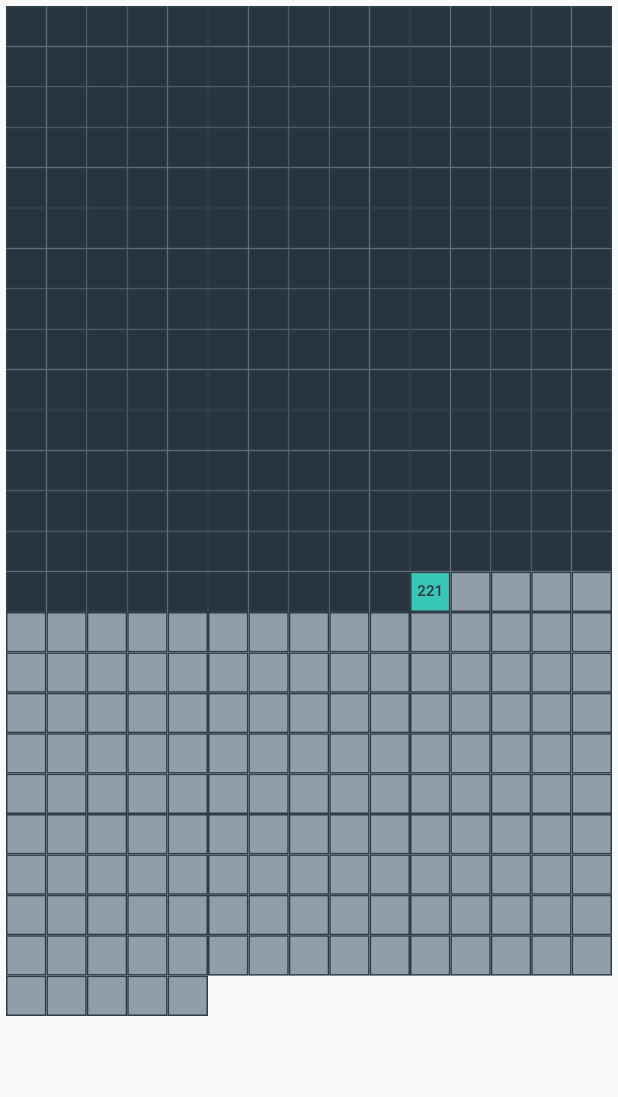
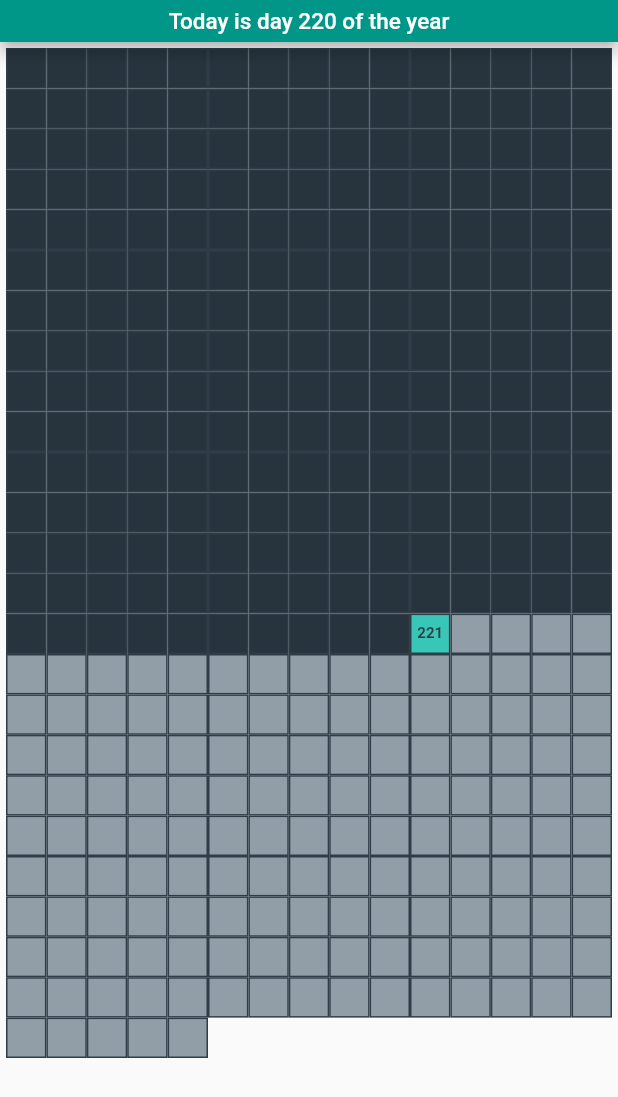
Before and after one commit to kokuraxc/wholeyear, a Flutter app: the screen it shows after launch, on a phone screen of 412 x 824 dp. Shown: the top 1097 px of the screen. Run offline on Flutter 3.47's test engine with Material 2 defaults, Android fonts, the phone set to English and light mode, and no system bars.

Commit message:
enabled appbar and adjusted appbar height for my one plus 3t

```diff
--- a/lib/main.dart
+++ b/lib/main.dart
@@ -9,15 +9,6 @@ class MyApp extends StatelessWidget {
     return MaterialApp(
       title: 'Whole Year In a Page',
       theme: ThemeData(
-        // This is the theme of your application.
-        //
-        // Try running your application with "flutter run". You'll see the
-        // application has a blue toolbar. Then, without quitting the app, try
-        // changing the primarySwatch below to Colors.green and then invoke
-        // "hot reload" (press "r" in the console where you ran "flutter run",
-        // or simply save your changes to "hot reload" in a Flutter IDE).
-        // Notice that the counter didn't reset back to zero; the application
-        // is not restarted.
         primarySwatch: Colors.teal,
       ),
       home: MyHomePage(),
@@ -27,15 +18,6 @@ class MyApp extends StatelessWidget {
 
 class MyHomePage extends StatefulWidget {
   MyHomePage({Key key}) : super(key: key);
-
-  // This widget is the home page of your application. It is stateful, meaning
-  // that it has a State object (defined below) that contains fields that affect
-  // how it looks.
-
-  // This class is the configuration for the state. It holds the values (in this
-  // case the title) provided by the parent (in this case the App widget) and
-  // used by the build method of the State. Fields in a Widget subclass are
-  // always marked "final".
 
   @override
   _MyHomePageState createState() => _MyHomePageState();
@@ -58,49 +40,30 @@ class _MyHomePageState extends State<MyHomePage> {
 
   @override
   void initState() {
-    // TODO: implement initState
     today = DateTime.now();
 //    today = DateTime(2019, 1, 35);
     daysCount = DateTime(today.year + 1, 1, 1)
         .difference(DateTime(today.year, 1, 1))
         .inDays;
     todayDays = today.difference(DateTime(today.year, 1, 1)).inDays;
-    print(today.day);
-    print(daysCount);
     super.initState();
   }
 
   @override
   Widget build(BuildContext context) {
-    // This method is rerun every time setState is called, for instance as done
-    // by the _incrementCounter method above.
-    //
-    // The Flutter framework has been optimized to make rerunning build methods
-    // fast, so that you can just rebuild anything that needs updating rather
-    // than having to individually change instances of widgets.
     return Scaffold(
-//      appBar: AppBar(
-//        // Here we take the value from the MyHomePage object that was created by
-//        // the App.build method, and use it to set our appbar title.
-////        title: Text('Today is day $todayDays of the year'),
-////        title: RichText(
-////          text: TextSpan(
-////            text: 'Today is day ',
-////            children: <TextSpan>[
-////              TextSpan(
-////                text: '$todayDays',
-////                style: TextStyle(
-////                  color: Colors.yellow,
-////                  fontWeight: FontWeight.bold,
-////                ),
-////              ),
-////              TextSpan(
-////                text: ' of the year',
-////              ),
-////            ],
-////          ),
-////        ),
-//      ),
+      appBar: PreferredSize(
+        preferredSize: Size.fromHeight(28.0),
+        child: AppBar(
+          title: Text(
+            'Today is day $todayDays of the year',
+            style: TextStyle(
+              fontSize: 15,
+            ),
+          ),
+          centerTitle: true,
+        ),
+      ),
       body: SafeArea(
         child: GridView.count(
           crossAxisCount: _crossAxisCount,
```
